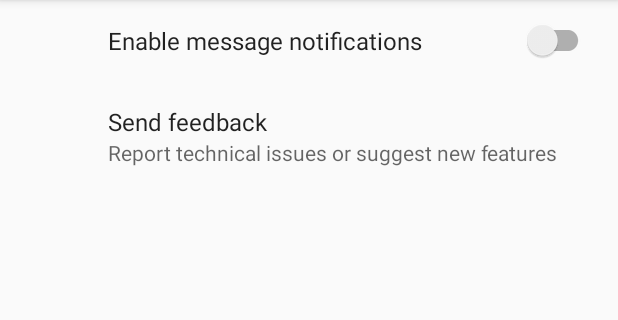
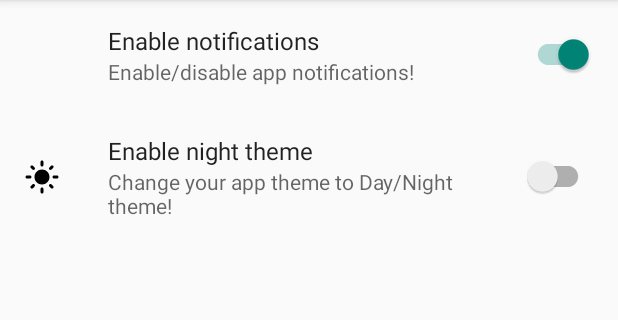
Before and after one commit to winstonkhoe/plantin, an Android app: the FavoriteActivity screen opened directly, with no data from a screen before it, in the options menu, after a tap on "Settings", on a phone screen of 412 x 824 dp, the part 84-404 px from its top. Run offline under Robolectric (Android 15) with nearby library versions, the phone set to English and light mode, and no system bars; our stand-ins replace Picasso, androidx.preference; pictures from the network do not load; 3 statements that could not run were skipped.

Commit message:
add shared preference usage for enable/disable notification. change theme toggling in settings

```diff
--- a/app/src/main/java/com/winston/plantin/FavoriteActivity.java
+++ b/app/src/main/java/com/winston/plantin/FavoriteActivity.java
@@ -51,9 +51,6 @@ public class FavoriteActivity extends AppCompatActivity {
             case R.id.favorite_page_btn:
                 redirect();
                 break;
-            case R.id.theme_btn:
-                toggleTheme();
-                break;
             case R.id.setting_btn:
                 setting();
                 break;
@@ -64,26 +61,6 @@ public class FavoriteActivity extends AppCompatActivity {
     private void setting() {
         Intent intent = new Intent(this, SettingActivity.class);
         startActivity(intent);
-    }
-
-    @Override
-    public boolean onPrepareOptionsMenu(Menu menu) {
-        super.onPrepareOptionsMenu(menu);
-        MenuItem themeBtn = menu.findItem(R.id.theme_btn);
-        if (Session.getInstance().isNight()) {
-            themeBtn.setIcon(R.drawable.ic_baseline_mode_night_24);
-        } else {
-            themeBtn.setIcon(R.drawable.ic_baseline_light_mode_24);
-        }
-        return true;
-    }
-
-    private void toggleTheme() {
-        if (Session.getInstance().isNight()) {
-            AppCompatDelegate.setDefaultNightMode(AppCompatDelegate.MODE_NIGHT_NO);
-        } else {
-            AppCompatDelegate.setDefaultNightMode(AppCompatDelegate.MODE_NIGHT_YES);
-        }
     }
 
     private void redirect(){
--- a/app/src/main/java/com/winston/plantin/MainActivity.java
+++ b/app/src/main/java/com/winston/plantin/MainActivity.java
@@ -4,11 +4,14 @@ import android.os.Bundle;
 
 import androidx.appcompat.app.AppCompatActivity;
 
+import com.winston.plantin.utility.Session;
+
 public class MainActivity extends AppCompatActivity {
 
     @Override
     protected void onCreate(Bundle savedInstanceState) {
         super.onCreate(savedInstanceState);
+        Session.getInstance().loadTheme(this);
         setContentView(R.layout.activity_login);
     }
 }
--- a/app/src/main/java/com/winston/plantin/fragment/SettingFragment.java
+++ b/app/src/main/java/com/winston/plantin/fragment/SettingFragment.java
@@ -3,13 +3,32 @@ package com.winston.plantin.fragment;
 import android.os.Bundle;
 import androidx.annotation.Nullable;
 import androidx.preference.PreferenceFragmentCompat;
+import androidx.preference.SwitchPreferenceCompat;
 
 import com.winston.plantin.R;
+import com.winston.plantin.utility.Session;
 
 public class SettingFragment extends PreferenceFragmentCompat {
 
     @Override
     public void onCreatePreferences(@Nullable Bundle savedInstanceState, @Nullable String rootKey) {
         setPreferencesFromResource(R.xml.setting_preferences, rootKey);
+        SwitchPreferenceCompat themePreference = findPreference(getString(R.string.key_theme));
+
+        // toggle theme
+        if (themePreference != null) {
+            themePreference.setOnPreferenceChangeListener((preference, newValue) -> {
+                boolean isNight = (boolean) newValue;
+                if (isNight) {
+                    preference.setIcon(R.drawable.ic_baseline_mode_night_24);
+                    preference.setTitle("Night");
+                } else {
+                    preference.setIcon(R.drawable.ic_baseline_light_mode_24);
+                    preference.setTitle("Day");
+                }
+                Session.getInstance().loadTheme(this.getActivity());
+                return true;
+            });
+        }
     }
 }
--- a/app/src/main/res/drawable/ic_baseline_light_mode_24.xml
+++ b/app/src/main/res/drawable/ic_baseline_light_mode_24.xml
@@ -1,4 +1,4 @@
-<vector android:height="24dp" android:tint="#fff"
+<vector android:height="24dp" android:tint="#000"
     android:viewportHeight="24" android:viewportWidth="24"
     android:width="24dp" xmlns:android="http://schemas.android.com/apk/res/android">
     <path android:fillColor="@android:color/white" android:pathData="M12,7c-2.76,0 -5,2.24 -5,5s2.24,5 5,5s5,-2.24 5,-5S14.76,7 12,7L12,7zM2,13l2,0c0.55,0 1,-0.45 1,-1s-0.45,-1 -1,-1l-2,0c-0.55,0 -1,0.45 -1,1S1.45,13 2,13zM20,13l2,0c0.55,0 1,-0.45 1,-1s-0.45,-1 -1,-1l-2,0c-0.55,0 -1,0.45 -1,1S19.45,13 20,13zM11,2v2c0,0.55 0.45,1 1,1s1,-0.45 1,-1V2c0,-0.55 -0.45,-1 -1,-1S11,1.45 11,2zM11,20v2c0,0.55 0.45,1 1,1s1,-0.45 1,-1v-2c0,-0.55 -0.45,-1 -1,-1C11.45,19 11,19.45 11,20zM5.99,4.58c-0.39,-0.39 -1.03,-0.39 -1.41,0c-0.39,0.39 -0.39,1.03 0,1.41l1.06,1.06c0.39,0.39 1.03,0.39 1.41,0s0.39,-1.03 0,-1.41L5.99,4.58zM18.36,16.95c-0.39,-0.39 -1.03,-0.39 -1.41,0c-0.39,0.39 -0.39,1.03 0,1.41l1.06,1.06c0.39,0.39 1.03,0.39 1.41,0c0.39,-0.39 0.39,-1.03 0,-1.41L18.36,16.95zM19.42,5.99c0.39,-0.39 0.39,-1.03 0,-1.41c-0.39,-0.39 -1.03,-0.39 -1.41,0l-1.06,1.06c-0.39,0.39 -0.39,1.03 0,1.41s1.03,0.39 1.41,0L19.42,5.99zM7.05,18.36c0.39,-0.39 0.39,-1.03 0,-1.41c-0.39,-0.39 -1.03,-0.39 -1.41,0l-1.06,1.06c-0.39,0.39 -0.39,1.03 0,1.41s1.03,0.39 1.41,0L7.05,18.36z"/>
--- a/app/src/main/res/menu/user_menu.xml
+++ b/app/src/main/res/menu/user_menu.xml
@@ -7,8 +7,4 @@
         android:title="Logout"/>
     <item android:id="@+id/setting_btn"
         android:title="Settings"/>
-    <item android:id="@+id/theme_btn"
-        android:icon="@drawable/ic_baseline_light_mode_24"
-        android:title="Light Theme"
-        app:showAsAction="ifRoom"/>
 </menu>
--- a/app/src/main/res/values/strings.xml
+++ b/app/src/main/res/values/strings.xml
@@ -5,5 +5,5 @@
     <!-- TODO: Remove or change this placeholder text -->
     <string name="hello_blank_fragment">Hello blank fragment</string>
     <string name="key_notifications" translatable="false">notifications</string>
-    <string name="key_feedback" translatable="false">feedback</string>
+    <string name="key_theme" translatable="false">theme</string>
 </resources>
--- a/app/src/main/res/xml/setting_preferences.xml
+++ b/app/src/main/res/xml/setting_preferences.xml
@@ -3,13 +3,16 @@
     xmlns:android="http://schemas.android.com/apk/res/android">
 
     <SwitchPreferenceCompat
+        android:defaultValue="true"
+        android:key="@string/key_notifications"
+        android:title="Enable notifications"
+        android:summary="Enable/disable app notifications!"/>
+
+    <SwitchPreferenceCompat
         android:defaultValue="false"
-        android:key="@string/key_notifications"
-        android:title="Enable message notifications"/>
-
-    <Preference
-        android:key="@string/key_feedback"
-        android:title="Send feedback"
-        android:summary="Report technical issues or suggest new features"/>
+        android:key="@string/key_theme"
+        android:icon="@drawable/ic_baseline_light_mode_24"
+        android:title="Enable night theme"
+        android:summary="Change your app theme to Day/Night theme!"/>
 
 </PreferenceScreen>
```
Also changed, not shown: app/src/main/java/com/winston/plantin/DetailActivity.java (+0 -22 lines), app/src/main/java/com/winston/plantin/HomeActivity.java (+0 -23 lines), app/src/main/java/com/winston/plantin/LoginActivity.java (+6 -1 lines), app/src/main/java/com/winston/plantin/MapsActivity.java (+0 -23 lines), app/src/main/java/com/winston/plantin/utility/Session.java (+16 -1 lines).
